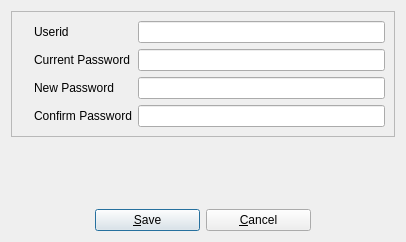
This is password.ui in textbrowser/biblioteq as Qt 5 draws it before an edit. The edited form follows.
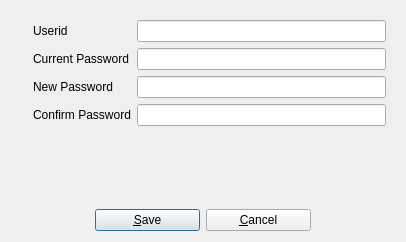
This is the edited form. Icons and pictures are not drawn.

Patch:
```diff
--- a/password.ui
+++ b/password.ui
@@ -35,12 +35,6 @@
        <verstretch>0</verstretch>
       </sizepolicy>
      </property>
-     <property name="frameShape">
-      <enum>QFrame::StyledPanel</enum>
-     </property>
-     <property name="frameShadow">
-      <enum>QFrame::Raised</enum>
-     </property>
      <layout class="QHBoxLayout">
       <item>
        <widget class="QLabel" name="label">
```
